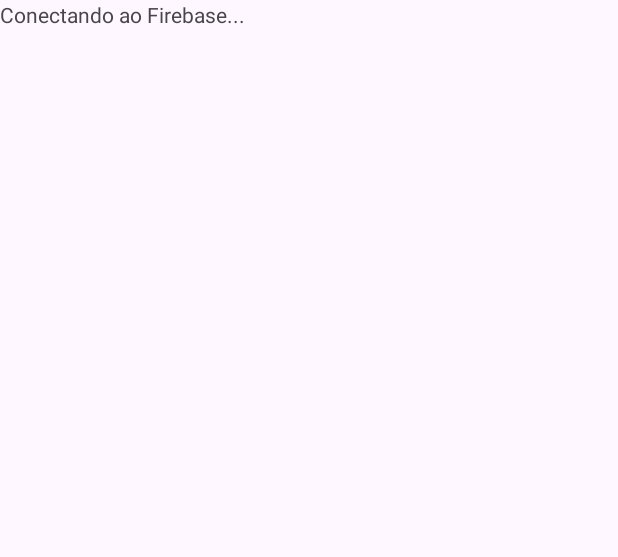
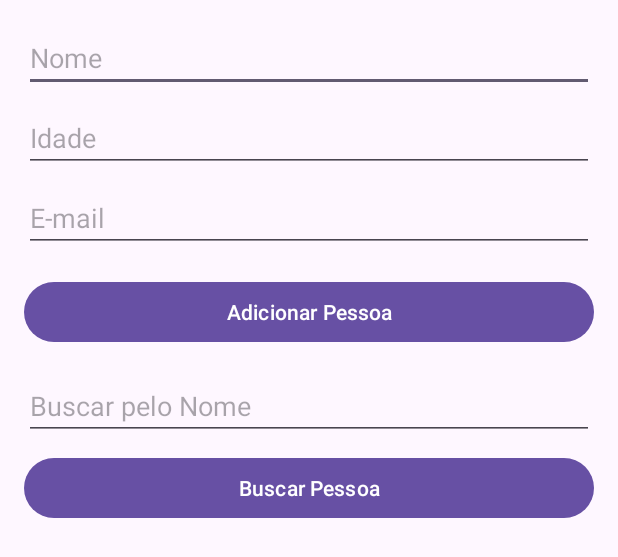
Before and after one commit to dynasmon/espa-o-cultural, an Android app: the layout activity_database_test_connection.xml on its own in the app's theme, with its tools: preview values and no code run, on a phone screen of 412 x 824 dp. Shown: the top 557 px of the screen. Run offline under Robolectric (Android 15) with nearby library versions, the phone set to English and light mode, and no system bars.

Commit message:
banco feito

```diff
--- a/app/src/main/java/com/example/espacocultural/MainActivity10.kt
+++ b/app/src/main/java/com/example/espacocultural/MainActivity10.kt
@@ -1,7 +1,6 @@
 package com.example.espacocultural
 
 import android.os.Bundle
-import androidx.activity.enableEdgeToEdge
 import androidx.appcompat.app.AppCompatActivity
 import androidx.core.view.ViewCompat
 import androidx.core.view.WindowInsetsCompat
@@ -9,7 +8,6 @@ import androidx.core.view.WindowInsetsCompat
 class MainActivity10 : AppCompatActivity() {
     override fun onCreate(savedInstanceState: Bundle?) {
         super.onCreate(savedInstanceState)
-        enableEdgeToEdge()
         setContentView(R.layout.activity_main10)
         ViewCompat.setOnApplyWindowInsetsListener(findViewById(R.id.main)) { v, insets ->
             val systemBars = insets.getInsets(WindowInsetsCompat.Type.systemBars())
--- a/app/src/main/java/com/example/espacocultural/MainActivity12.kt
+++ b/app/src/main/java/com/example/espacocultural/MainActivity12.kt
@@ -1,7 +1,6 @@
 package com.example.espacocultural
 
 import android.os.Bundle
-import androidx.activity.enableEdgeToEdge
 import androidx.appcompat.app.AppCompatActivity
 import androidx.core.view.ViewCompat
 import androidx.core.view.WindowInsetsCompat
@@ -9,7 +8,6 @@ import androidx.core.view.WindowInsetsCompat
 class MainActivity12 : AppCompatActivity() {
     override fun onCreate(savedInstanceState: Bundle?) {
         super.onCreate(savedInstanceState)
-        enableEdgeToEdge()
         setContentView(R.layout.activity_main12)
         ViewCompat.setOnApplyWindowInsetsListener(findViewById(R.id.main)) { v, insets ->
             val systemBars = insets.getInsets(WindowInsetsCompat.Type.systemBars())
--- a/app/src/main/java/com/example/espacocultural/MainActivity5.kt
+++ b/app/src/main/java/com/example/espacocultural/MainActivity5.kt
@@ -5,7 +5,6 @@ import android.os.Bundle
 import android.widget.ImageView
 import android.widget.SeekBar
 import android.widget.TextView
-import androidx.activity.enableEdgeToEdge
 import androidx.appcompat.app.AppCompatActivity
 import androidx.core.view.ViewCompat
 import androidx.core.view.WindowInsetsCompat
@@ -18,7 +17,6 @@ class MainActivity5 : AppCompatActivity() {
 
     override fun onCreate(savedInstanceState: Bundle?) {
         super.onCreate(savedInstanceState)
-        enableEdgeToEdge()
         setContentView(R.layout.activity_main5)
 
         // Inicialize as views
--- a/app/src/main/res/layout/activity_database_test_connection.xml
+++ b/app/src/main/res/layout/activity_database_test_connection.xml
@@ -1,12 +1,58 @@
 <?xml version="1.0" encoding="utf-8"?>
-<LinearLayout xmlns:android="http://schemas.android.com/apk/res/android"
+<LinearLayout
+    xmlns:android="http://schemas.android.com/apk/res/android"
     android:layout_width="match_parent"
     android:layout_height="match_parent"
-    android:orientation="vertical">
+    android:orientation="vertical"
+    android:padding="16dp">
 
-    <TextView
-        android:id="@+id/test_text"
-        android:layout_width="wrap_content"
+    <!-- Campo para Nome -->
+    <EditText
+        android:id="@+id/etName"
+        android:layout_width="match_parent"
         android:layout_height="wrap_content"
-        android:text="Conectando ao Firebase..." />
+        android:hint="Nome"
+        android:layout_marginBottom="8dp" />
+
+    <!-- Campo para Idade -->
+    <EditText
+        android:id="@+id/etAge"
+        android:layout_width="match_parent"
+        android:layout_height="wrap_content"
+        android:hint="Idade"
+        android:inputType="number"
+        android:layout_marginBottom="8dp" />
+
+    <!-- Campo para Email -->
+    <EditText
+        android:id="@+id/etEmail"
+        android:layout_width="match_parent"
+        android:layout_height="wrap_content"
+        android:hint="E-mail"
+        android:inputType="textEmailAddress"
+        android:layout_marginBottom="16dp" />
+
+    <!-- Botão para Adicionar Dados -->
+    <Button
+        android:id="@+id/btnAddData"
+        android:layout_width="match_parent"
+        android:layout_height="wrap_content"
+        android:text="Adicionar Pessoa" />
+
+    <!-- Campo para Buscar Pessoa -->
+    <EditText
+        android:id="@+id/etSearchName"
+        android:layout_width="match_parent"
+        android:layout_height="wrap_content"
+        android:hint="Buscar pelo Nome"
+        android:layout_marginTop="16dp" />
+
+    <!-- Botão para Buscar Dados -->
+    <Button
+        android:id="@+id/btnSearchData"
+        android:layout_width="match_parent"
+        android:layout_height="wrap_content"
+        android:layout_marginTop="8dp"
+        android:text="Buscar Pessoa" />
+
 </LinearLayout>
--- a/build.gradle.kts
+++ b/build.gradle.kts
@@ -1,5 +1,5 @@
 plugins {
-    id("com.android.application") version "8.0.2" apply false
+    id("com.android.application") version "8.1.0" apply false
     id("org.jetbrains.kotlin.android") version "1.9.10" apply false
     id("com.google.gms.google-services") version "4.4.2" apply false
 }
--- a/gradle/libs.versions.toml
+++ b/gradle/libs.versions.toml
@@ -19,6 +19,8 @@ androidx-appcompat = { group = "androidx.appcompat", name = "appcompat", version
 material = { group = "com.google.android.material", name = "material", version.ref = "material" }
 androidx-activity = { group = "androidx.activity", name = "activity", version.ref = "activity" }
 androidx-constraintlayout = { group = "androidx.constraintlayout", name = "constraintlayout", version.ref = "constraintlayout" }
+firebase-firestore = { group = "com.google.firebase", name = "firebase-firestore", version = "25.1.1" }
+firebase-database-ktx = { group = "com.google.firebase", name = "firebase-database-ktx", version = "21.0.0" }
 
 [plugins]
 android-application = { id = "com.android.application", version.ref = "agp" }
```
Also changed, not shown: app/build.gradle.kts (+3 -6 lines), app/src/main/java/com/example/espacocultural/DatabaseTestConnection.kt (added, +84 -0 lines), app/src/main/java/com/example/espacocultural/FirestoreManager.java (added, +118 -0 lines), app/src/main/java/com/example/espacocultural/MainActivityDB.kt (deleted, +0 -28 lines), app/src/main/res/layout/activity_main.xml (+7 -0 lines), 1 other file.
